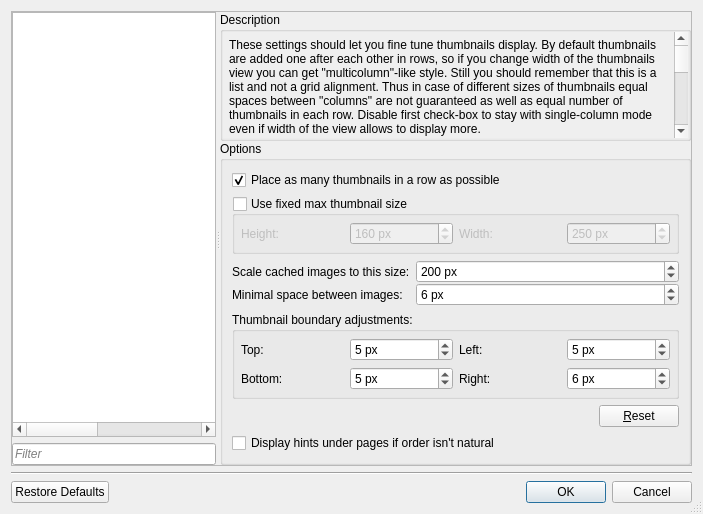
First picture: the form in src/app/ui/SettingsDialog.ui, repository noobie-iv/scantailor-universal, before the edit.
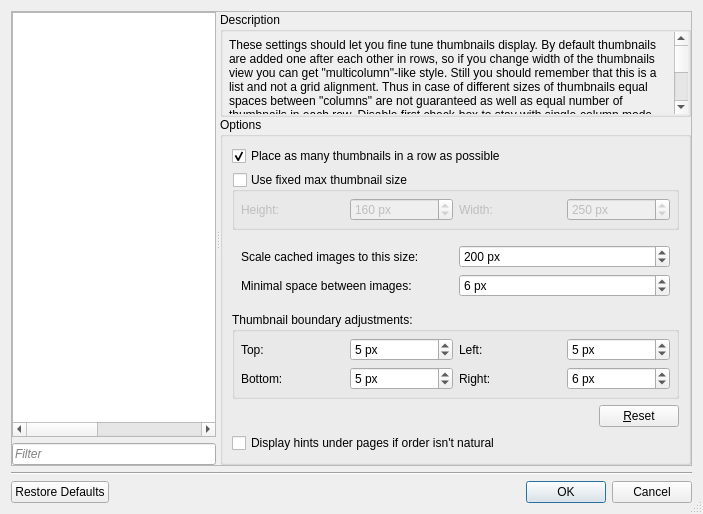
Second picture: the form after the edit. The open tabs and pages were chosen to show the change. Icons and pictures are not drawn. Custom widgets are drawn as their Qt base class.

Commit message: Fix align in 'thumbs' page of settings dialog

```diff
--- a/src/app/ui/SettingsDialog.ui
+++ b/src/app/ui/SettingsDialog.ui
@@ -809,22 +809,7 @@
            </item>
            <item>
             <widget class="QWidget" name="widget_2" native="true">
-             <layout class="QFormLayout" name="formLayout_7">
-              <property name="verticalSpacing">
-               <number>0</number>
-              </property>
-              <property name="leftMargin">
-               <number>0</number>
-              </property>
-              <property name="topMargin">
-               <number>0</number>
-              </property>
-              <property name="rightMargin">
-               <number>0</number>
-              </property>
-              <property name="bottomMargin">
-               <number>0</number>
-              </property>
+             <layout class="QGridLayout" name="gridLayout_4">
               <item row="0" column="0">
                <widget class="QLabel" name="lblThumbsCacheSize">
                 <property name="text">
```
